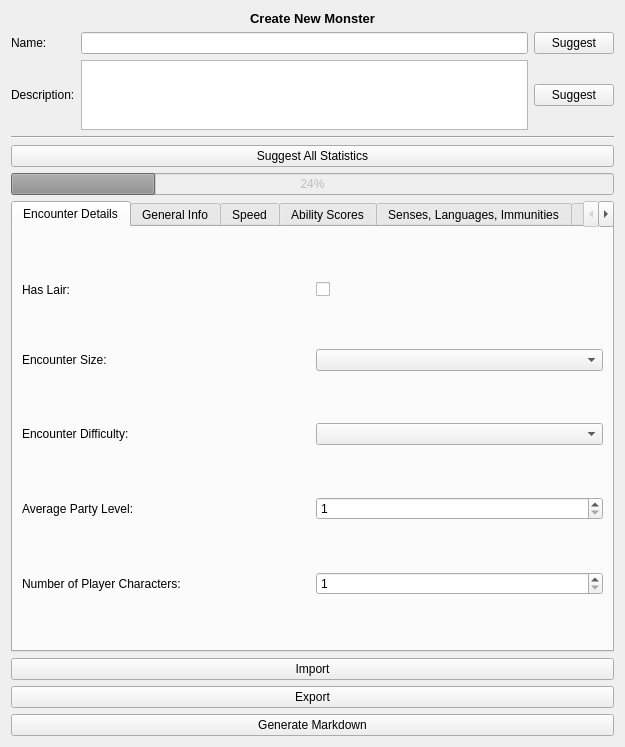
Qt form monster_forge/gui/view/qt_designer/create_monster_view.ui (Zhendryk/monster_maker) before a commit.
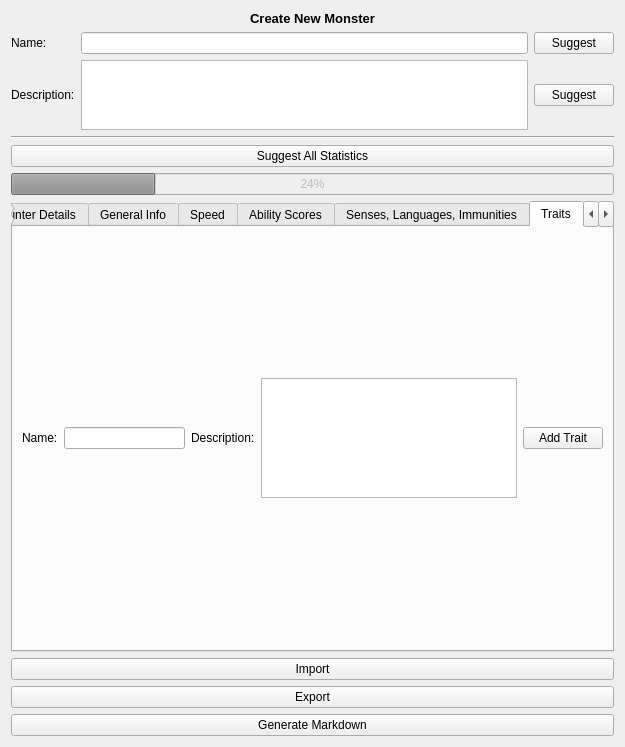
The same form after that commit. The open tabs and pages were chosen to show the change.

```diff
--- a/monster_forge/gui/view/qt_designer/create_monster_view.ui
+++ b/monster_forge/gui/view/qt_designer/create_monster_view.ui
@@ -858,6 +858,51 @@
        </item>
       </layout>
      </widget>
+     <widget class="QWidget" name="tab_traits">
+      <attribute name="title">
+       <string>Traits</string>
+      </attribute>
+      <layout class="QVBoxLayout" name="verticalLayout_3">
+       <item>
+        <layout class="QHBoxLayout" name="hl_trait_form">
+         <item>
+          <widget class="QLabel" name="_lbl_trait_name">
+           <property name="text">
+            <string>Name:</string>
+           </property>
+          </widget>
+         </item>
+         <item>
+          <widget class="QLineEdit" name="lineedit_trait_name"/>
+         </item>
+         <item>
+          <widget class="QLabel" name="_lbl_trait_description">
+           <property name="text">
+            <string>Description:</string>
+           </property>
+          </widget>
+         </item>
+         <item>
+          <widget class="QTextEdit" name="textedit_trait_description">
+           <property name="maximumSize">
+            <size>
+             <width>16777215</width>
+             <height>120</height>
+            </size>
+           </property>
+          </widget>
+         </item>
+         <item>
+          <widget class="QPushButton" name="btn_add_trait">
+           <property name="text">
+            <string>Add Trait</string>
+           </property>
+          </widget>
+         </item>
+        </layout>
+       </item>
+      </layout>
+     </widget>
      <widget class="QWidget" name="tab_artwork">
       <attribute name="title">
        <string>Artwork</string>
```
